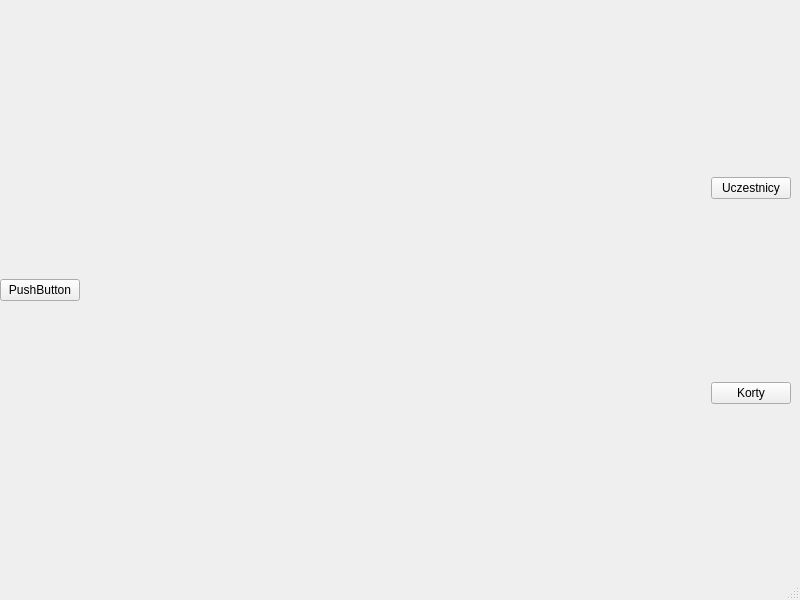
This is mainWindow.ui in messer440/obslugaTurnieji as Qt 5 draws it before an edit. The edited form follows.
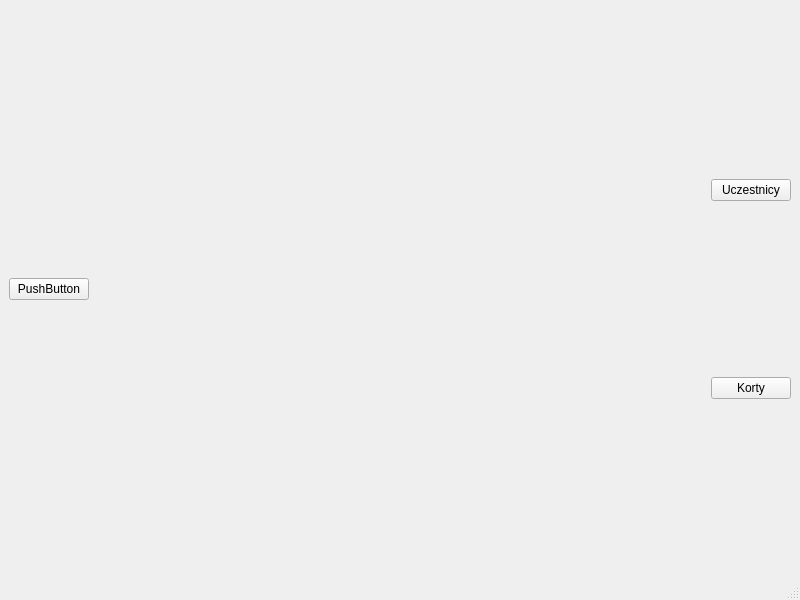
This is the edited form. The open tabs and pages were chosen to show the change.

```diff
--- a/mainWindow.ui
+++ b/mainWindow.ui
@@ -14,15 +14,14 @@
    <string>Obsługa Turnieji</string>
   </property>
   <widget class="QWidget" name="centralwidget">
-   <widget class="QWidget" name="gridLayoutWidget">
-    <property name="geometry">
-     <rect>
-      <x>0</x>
-      <y>0</y>
-      <width>791</width>
-      <height>581</height>
-     </rect>
-    </property>
+   <property name="minimumSize">
+    <size>
+     <width>800</width>
+     <height>0</height>
+    </size>
+   </property>
+   <layout class="QGridLayout" name="gridLayout_2">
+    <item row="0" column="0">
     <layout class="QGridLayout" name="gridLayout">
      <item row="0" column="2">
       <widget class="QStackedWidget" name="stackedWidget">
@@ -63,7 +62,8 @@
       </layout>
      </item>
     </layout>
-   </widget>
+    </item>
+   </layout>
   </widget>
   <widget class="QStatusBar" name="statusbar"/>
  </widget>
```
Left out of the diff: 2 changed lines with no effect on the pictures. Lines whose indentation alone changed are shown as unchanged.
